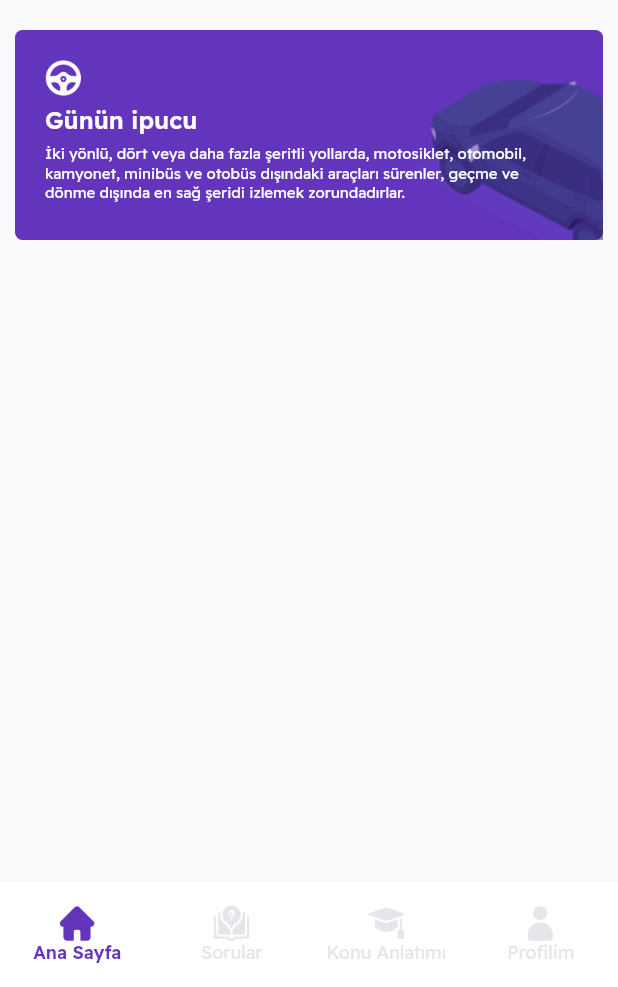
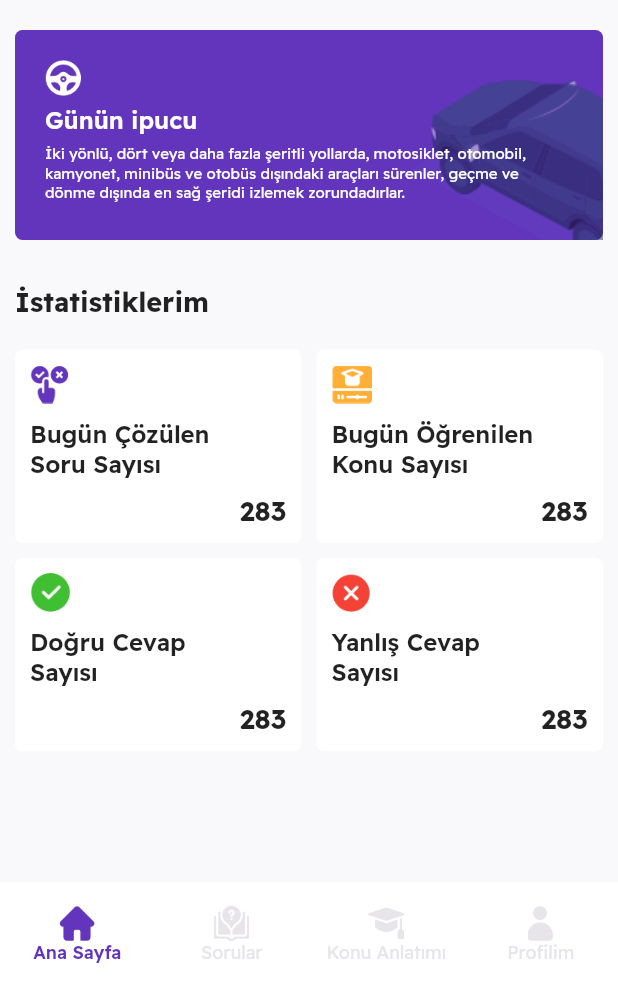
Before and after one commit to mirsaiddev/ehliyetim, a Flutter app: the screen it shows after launch, on a phone screen of 412 x 824 dp, the part 249-1236 px from its top. Run offline on Flutter 3.47's test engine with Material 2 defaults, Android fonts, the phone set to English and light mode, and no system bars.

Commit message:
home screen complete

```diff
--- a/lib/screens/Home/home_screen.dart
+++ b/lib/screens/Home/home_screen.dart
@@ -1,7 +1,9 @@
 import 'package:ehliyetim/theme/colors.dart';
 import 'package:ehliyetim/utils/constants/assets.dart';
 import 'package:flutter/material.dart';
-import 'dart:math' as math;
+
+import '../../widgets/start_button.dart';
+import '../../widgets/todays_tip_widget.dart';
 
 class HomeScreen extends StatelessWidget {
   const HomeScreen({Key? key}) : super(key: key);
@@ -12,82 +14,38 @@ class HomeScreen extends StatelessWidget {
         body: Center(
       child: SafeArea(
         child: Column(
+          crossAxisAlignment: CrossAxisAlignment.start,
           children: [
-            CircleAvatar(backgroundColor: MyColors.greyLight),
-            Text(
-              'Ehliyetim',
-              style: TextStyle(fontWeight: FontWeight.w700),
+            Center(child: CircleAvatar(backgroundColor: MyColors.greyLight)),
+            Center(
+              child: Text('Ehliyetim', style: TextStyle(fontWeight: FontWeight.w700)),
             ),
             SizedBox(height: 30),
-            Container(
-              decoration: BoxDecoration(
-                borderRadius: BorderRadius.circular(5),
-                color: MyColors.purple,
-                image: DecorationImage(
-                  image: AssetImage(Assets.pattern1),
-                ),
-              ),
-              margin: EdgeInsets.symmetric(horizontal: 10),
-              height: 78,
-              child: Center(
-                child: Row(
-                  mainAxisAlignment: MainAxisAlignment.start,
-                  children: [
-                    SizedBox(width: 14),
-                    Image.asset(Assets.brain, height: 32),
-                    SizedBox(width: 14),
-                    Text(
-                      'Soru Çözmeye Başla',
-                      style: TextStyle(color: Colors.white, fontSize: 16, fontWeight: FontWeight.w600),
-                    ),
-                  ],
-                ),
-              ),
-            ),
+            StartButton(),
             SizedBox(height: 20),
-            Container(
-              margin: EdgeInsets.symmetric(horizontal: 10),
-              decoration: BoxDecoration(color: MyColors.purpleLight, borderRadius: BorderRadius.circular(5)),
-              child: Stack(
+            TodaysTipWidget(),
+            SizedBox(height: 30),
+            Padding(
+              padding: const EdgeInsets.symmetric(horizontal: 10.0),
+              child: Column(
+                crossAxisAlignment: CrossAxisAlignment.start,
                 children: [
-                  Positioned(
-                      right: -100,
-                      bottom: -50,
-                      child: Transform.rotate(
-                        angle: -math.pi / 100,
-                        child: Opacity(
-                          opacity: 0.5,
-                          child: Image.asset(
-                            Assets.car,
-                            height: 180,
-                          ),
-                        ),
-                      )),
-                  Container(
-                    height: 140,
-                    width: double.infinity,
-                    decoration: BoxDecoration(color: Colors.transparent, borderRadius: BorderRadius.circular(5)),
-                    padding: EdgeInsets.all(20),
-                    child: Column(
-                      crossAxisAlignment: CrossAxisAlignment.start,
-                      children: [
-                        Image.asset(Assets.wheel, height: 24, color: Colors.white),
-                        SizedBox(height: 6),
-                        Text(
-                          'Günün ipucu',
-                          style: TextStyle(color: Colors.white, fontWeight: FontWeight.w600, fontSize: 16),
-                        ),
-                        SizedBox(height: 6),
-                        Flexible(
-                          child: Text(
-                            'İki yönlü, dört veya daha fazla şeritli yollarda, motosiklet, otomobil, kamyonet, minibüs ve otobüs dışındaki araçları sürenler, geçme ve dönme dışında en sağ şeridi izlemek zorundadırlar.',
-                            maxLines: 3,
-                            overflow: TextOverflow.ellipsis,
-                            style: TextStyle(fontSize: 10, fontWeight: FontWeight.w400, color: Colors.white),
-                          ),
-                        ),
-                      ],
-                    ),
+                  Text('İstatistiklerim', style: TextStyle(fontSize: 18, fontWeight: FontWeight.w700)),
+                  SizedBox(height: 20),
+                  Row(
+                    children: [
+                      StatisticWidget(text: 'Bugün Çözülen \nSoru Sayısı', image: Assets.answer, value: '283'),
+                      SizedBox(width: 10),
+                      StatisticWidget(text: 'Bugün Öğrenilen \nKonu Sayısı', image: Assets.lesson, value: '283'),
+                    ],
+                  ),
+                  SizedBox(height: 10),
+                  Row(
+                    children: [
+                      StatisticWidget(text: 'Doğru Cevap \nSayısı', image: Assets.check, value: '283'),
+                      SizedBox(width: 10),
+                      StatisticWidget(text: 'Yanlış Cevap \nSayısı', image: Assets.remove, value: '283'),
+                    ],
                   ),
                 ],
               ),
@@ -98,3 +56,42 @@ class HomeScreen extends StatelessWidget {
     ));
   }
 }
+
+class StatisticWidget extends StatelessWidget {
+  const StatisticWidget({
+    Key? key,
+    required this.text,
+    required this.image,
+    required this.value,
+  }) : super(key: key);
+
+  final String text;
+  final String image;
+  final String value;
+
+  @override
+  Widget build(BuildContext context) {
+    return Expanded(
+      child: Container(
+        decoration: BoxDecoration(color: Colors.white, borderRadius: BorderRadius.circular(5)),
+        padding: EdgeInsets.all(10),
+        child: Column(
+          crossAxisAlignment: CrossAxisAlignment.start,
+          children: [
+            Image.asset(image, height: 26),
+            SizedBox(height: 10),
+            Text(text, style: TextStyle(fontSize: 16, fontWeight: FontWeight.w600)),
+            SizedBox(height: 10),
+            Align(
+              alignment: Alignment.centerRight,
+              child: Text(
+                value,
+                style: TextStyle(fontSize: 18, fontWeight: FontWeight.w700),
+              ),
+            ),
+          ],
+        ),
+      ),
+    );
+  }
+}
--- a/lib/utils/constants/assets.dart
+++ b/lib/utils/constants/assets.dart
@@ -11,4 +11,9 @@ class Assets {
   static const String car = 'lib/assets/images/car.png';
 
   static const String wheel = 'lib/assets/images/wheel.png';
+
+  static const String answer = 'lib/assets/images/answer.png';
+  static const String check = 'lib/assets/images/check.png';
+  static const String lesson = 'lib/assets/images/lesson.png';
+  static const String remove = 'lib/assets/images/remove.png';
 }
--- /dev/null
+++ b/lib/widgets/start_button.dart
@@ -0,0 +1,39 @@
+import 'package:ehliyetim/theme/colors.dart';
+import 'package:flutter/material.dart';
+
+import '../utils/constants/assets.dart';
+
+class StartButton extends StatelessWidget {
+  const StartButton({
+    Key? key,
+  }) : super(key: key);
+
+  @override
+  Widget build(BuildContext context) {
+    return Container(
+      decoration: BoxDecoration(
+        borderRadius: BorderRadius.circular(5),
+        color: MyColors.purple,
+        image: DecorationImage(
+          image: AssetImage(Assets.pattern1),
+        ),
+      ),
+      margin: EdgeInsets.symmetric(horizontal: 10),
+      height: 78,
+      child: Center(
+        child: Row(
+          mainAxisAlignment: MainAxisAlignment.start,
+          children: [
+            SizedBox(width: 14),
+            Image.asset(Assets.brain, height: 32),
+            SizedBox(width: 14),
+            Text(
+              'Soru Çözmeye Başla',
+              style: TextStyle(color: Colors.white, fontSize: 16, fontWeight: FontWeight.w600),
+            ),
+          ],
+        ),
+      ),
+    );
+  }
+}
--- /dev/null
+++ b/lib/widgets/todays_tip_widget.dart
@@ -0,0 +1,65 @@
+import 'package:ehliyetim/theme/colors.dart';
+import 'package:flutter/material.dart';
+
+import 'dart:math' as math;
+import '../utils/constants/assets.dart';
+
+class TodaysTipWidget extends StatelessWidget {
+  const TodaysTipWidget({
+    Key? key,
+  }) : super(key: key);
+
+  @override
+  Widget build(BuildContext context) {
+    return Container(
+      margin: EdgeInsets.symmetric(horizontal: 10),
+      decoration: BoxDecoration(color: MyColors.purpleLight, borderRadius: BorderRadius.circular(5)),
+      child: Stack(
+        children: [
+          Positioned(
+              right: -100,
+              bottom: -50,
+              child: Transform.rotate(
+                angle: -math.pi / 100,
+                child: Opacity(
+                  opacity: 0.5,
+                  child: Image.asset(
+                    Assets.car,
+                    height: 180,
+                  ),
+                ),
+              )),
+          Container(
+            height: 140,
+            width: double.infinity,
+            decoration: BoxDecoration(color: Colors.transparent, borderRadius: BorderRadius.circular(5)),
+            padding: EdgeInsets.all(20),
+            child: Column(
+              crossAxisAlignment: CrossAxisAlignment.start,
+              children: [
+                Image.asset(Assets.wheel, height: 24, color: Colors.white),
+                SizedBox(height: 6),
+                Text(
+                  'Günün ipucu',
+                  style: TextStyle(color: Colors.white, fontWeight: FontWeight.w600, fontSize: 16),
+                ),
+                SizedBox(height: 6),
+                Flexible(
+                  child: Padding(
+                    padding: const EdgeInsets.only(right: 20.0),
+                    child: Text(
+                      'İki yönlü, dört veya daha fazla şeritli yollarda, motosiklet, otomobil, kamyonet, minibüs ve otobüs dışındaki araçları sürenler, geçme ve dönme dışında en sağ şeridi izlemek zorundadırlar.',
+                      maxLines: 3,
+                      overflow: TextOverflow.ellipsis,
+                      style: TextStyle(fontSize: 10, fontWeight: FontWeight.w400, color: Colors.white),
+                    ),
+                  ),
+                ),
+              ],
+            ),
+          ),
+        ],
+      ),
+    );
+  }
+}
```
Also changed, not shown: lib/assets/images/answer.png (added), lib/assets/images/check.png (added), lib/assets/images/lesson.png (added), lib/assets/images/remove.png (added).
